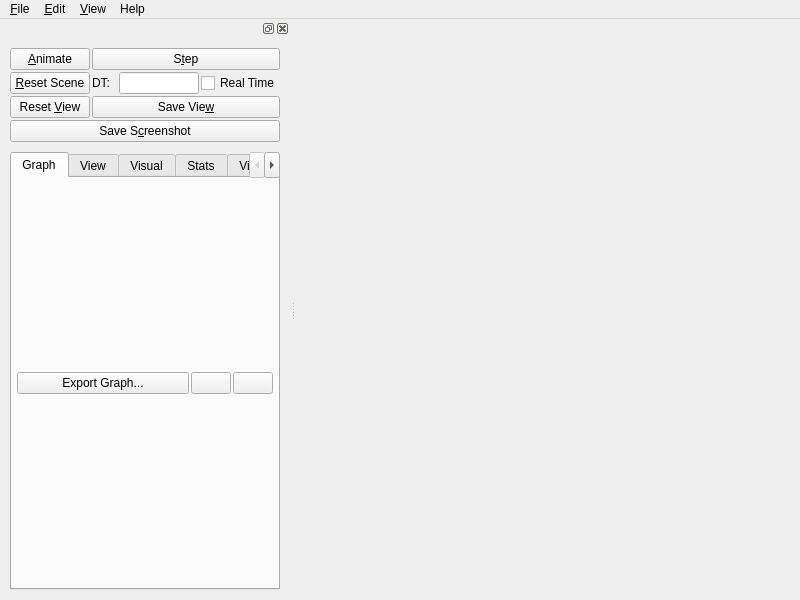
Qt form modules/SofaGuiQt/src/sofa/gui/qt/GUI.ui (sofa-framework/sofa) before a commit.
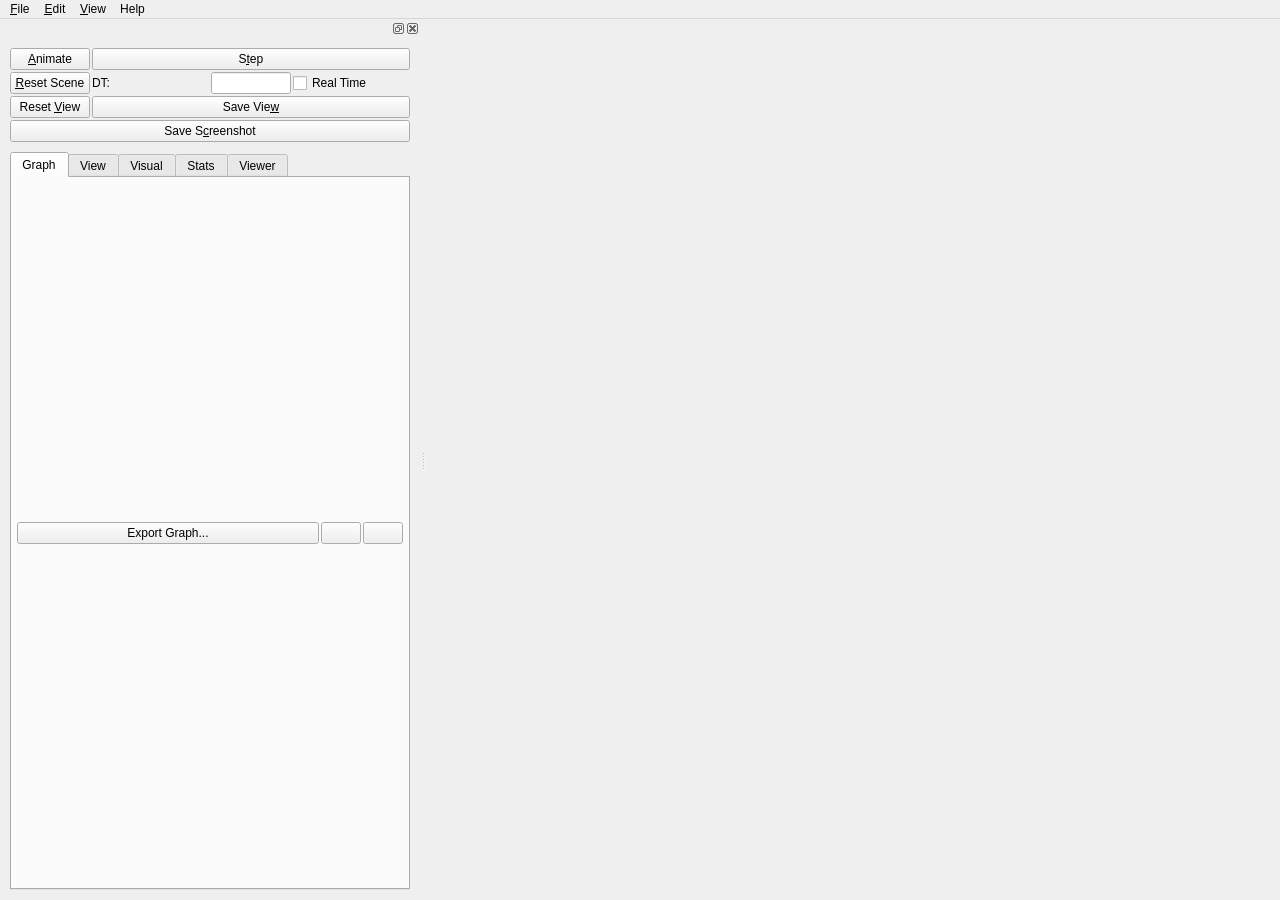
The same form after that commit. Icons and pictures are not drawn.

Commit message: [SofaGuiQt] Change gui dimension so the full graph view is visible at startup.

What changed in the file:
```diff
--- a/modules/SofaGuiQt/src/sofa/gui/qt/GUI.ui
+++ b/modules/SofaGuiQt/src/sofa/gui/qt/GUI.ui
@@ -7,8 +7,8 @@
    <rect>
     <x>0</x>
     <y>0</y>
-    <width>800</width>
-    <height>600</height>
+    <width>1280</width>
+    <height>900</height>
    </rect>
   </property>
   <property name="sizePolicy">
@@ -20,7 +20,7 @@
   <property name="minimumSize">
    <size>
     <width>210</width>
-    <height>481</height>
+    <height>700</height>
    </size>
   </property>
   <property name="acceptDrops">
@@ -71,8 +71,8 @@
     <rect>
      <x>0</x>
      <y>0</y>
-     <width>800</width>
-     <height>20</height>
+     <width>1280</width>
+     <height>22</height>
     </rect>
    </property>
    <widget class="QMenu" name="fileMenu">
@@ -130,8 +130,8 @@
    </property>
    <property name="minimumSize">
     <size>
-     <width>200</width>
-     <height>551</height>
+     <width>400</width>
+     <height>600</height>
     </size>
    </property>
    <attribute name="dockWidgetArea">
@@ -146,7 +146,7 @@
     </property>
     <property name="minimumSize">
      <size>
-      <width>200</width>
+      <width>400</width>
       <height>0</height>
      </size>
     </property>
@@ -338,7 +338,7 @@
           </property>
           <property name="minimumSize">
            <size>
-            <width>200</width>
+            <width>400</width>
             <height>0</height>
            </size>
           </property>
```
